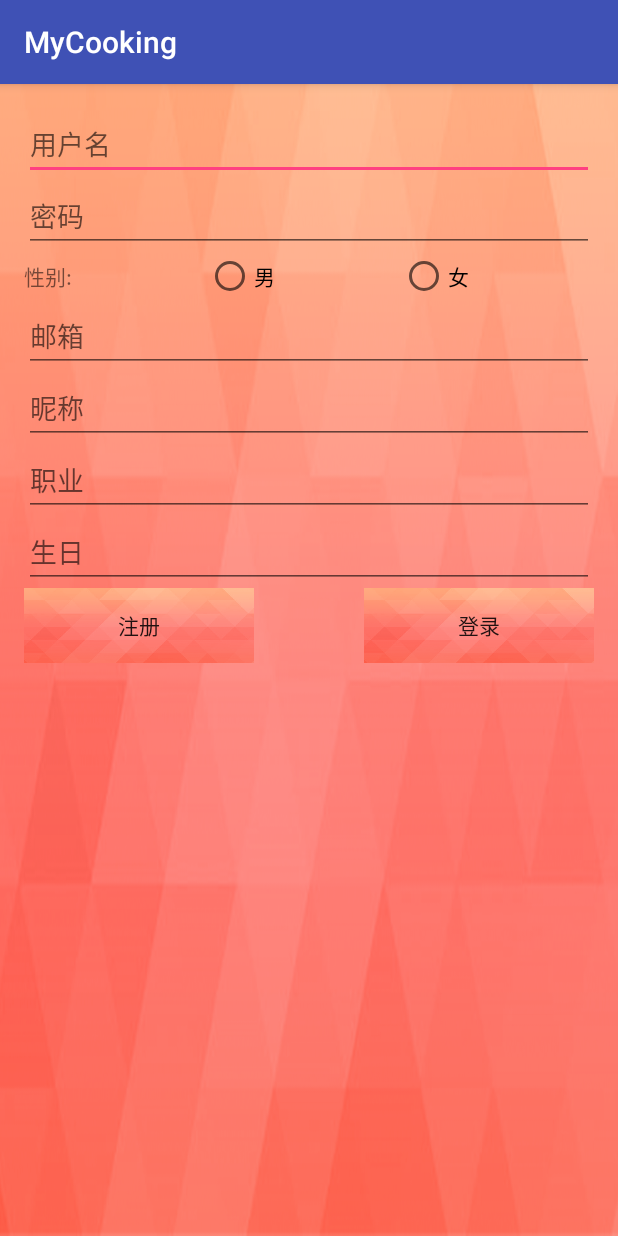
After one commit to RSK16/MyCooking, an Android app: the signNewUser screen opened directly, with no data from a screen before it, on a phone screen of 412 x 824 dp. The commit adds this screen. Run offline under Robolectric (Android 15) with nearby library versions, the phone set to English and light mode, and no system bars; libraries missing offline, so code that uses them is left out: cn.bmob.v3.

Commit message:
add  simple login and sign module

```diff
--- a/app/build.gradle
+++ b/app/build.gradle
@@ -22,7 +22,6 @@ android {
 dependencies {
     compile fileTree(dir: 'libs', include: ['*.jar'])
     testCompile 'junit:junit:4.12'
-    compile 'com.android.support:appcompat-v7:22.2.1'
     compile files('libs/BmobSDK_3.5.1_20160719.jar')
     compile files('libs/gson-2.6.2.jar')
     compile files('libs/okhttp-3.3.1.jar')
@@ -31,4 +30,6 @@ dependencies {
     compile files('libs/rxjava-1.1.6.jar')
     compile files('libs/xUtils-2.6.14.jar')
     compile project(':library')
+    compile 'com.android.support:appcompat-v7:22.2.1'
+    compile 'com.android.support:design:22.2.1'
 }
--- /dev/null
+++ b/app/src/main/java/com/example/mycooking/activity/signNewUser.java
@@ -0,0 +1,156 @@
+package com.example.mycooking.activity;
+
+import android.annotation.TargetApi;
+import android.app.AlertDialog;
+import android.os.Build;
+import android.support.v7.app.AppCompatActivity;
+import android.os.Bundle;
+import android.view.View;
+import android.widget.Button;
+import android.widget.EditText;
+import android.widget.RadioButton;
+import android.widget.Toast;
+
+import com.example.mycooking.R;
+import com.example.mycooking.bean.Userinfo;
+
+import cn.bmob.v3.exception.BmobException;
+import cn.bmob.v3.listener.SaveListener;
+
+public class signNewUser extends AppCompatActivity {
+
+    private EditText username;
+    private EditText password;
+    private EditText email;
+    private EditText nickname;
+    private EditText job;
+    private EditText brith;
+    private RadioButton isman;
+    private RadioButton iswoman;
+    private Button login;
+    private Button submit;
+
+    @Override
+    protected void onCreate(Bundle savedInstanceState) {
+        super.onCreate(savedInstanceState);
+        setContentView(R.layout.activity_sign_new_user);
+
+
+        getData();
+
+        setData();
+    }
+
+
+    /**
+     * 拿到各个要用到的控件，并设为成员变量供其他方法使用，好无聊
+     */
+    public void getData() {
+
+        username = (EditText) findViewById(R.id.et_sign_username);
+        password = (EditText) findViewById(R.id.et_sign_password);
+        email = (EditText) findViewById(R.id.et_sign_email);
+        nickname = (EditText) findViewById(R.id.et_sign_nickname);
+        job = (EditText) findViewById(R.id.et_sign_job);
+        brith = (EditText) findViewById(R.id.et_sign_brith);
+
+        isman = (RadioButton) findViewById(R.id.rb_sign_isman);
+        iswoman = (RadioButton) findViewById(R.id.rb_sign_iswoman);
+        submit = (Button) findViewById(R.id.btn_sign_submit);
+        login = (Button) findViewById(R.id.btn_sign_login);
+
+    }
+
+
+    /**
+     * 拿到注册页面的数据，并保存到bmob中
+     */
+    public void setData() {
+        final Userinfo newUser = new Userinfo();
+        newUser.setUsername(username.getText().toString().trim());
+        newUser.setPassword(password.getText().toString().trim());
+        newUser.setEmail(email.getText().toString().trim());
+        newUser.setNickName(nickname.getText().toString().trim());
+        newUser.setJob(job.getText().toString().trim());
+        newUser.setBrith(brith.getText().toString().trim());
+
+        if (isman.isChecked()) {
+            newUser.setSex(true);
+        }
+        if (iswoman.isChecked()) {
+            newUser.setSex(false);
+        }
+
+        submit.setOnClickListener(new View.OnClickListener() {
+            @Override
+            public void onClick(View v) {
+                if (newUser.getUsername() != null || newUser.getPassword() != null) {
+                    newUser.signUp(new SaveListener<Userinfo>() {
+                        @Override
+                        public void done(Userinfo userinfo, BmobException e) {
+                            Toast.makeText(signNewUser.this, "注册成功！！", Toast.LENGTH_SHORT).show();
+                        }
+                    });
+                } else {
+                    Toast.makeText(signNewUser.this, "至少把用户名跟密码填上", Toast.LENGTH_SHORT).show();
+                }
+
+            }
+        });
+
+
+        /**
+         * 如果点击登陆的话，就弹出一个对话框来输入用户名和密码
+         */
+        login.setOnClickListener(new View.OnClickListener() {
+                                     @TargetApi(Build.VERSION_CODES.LOLLIPOP)
+                                     @Override
+                                     public void onClick(View v) {
+                                         final AlertDialog.Builder builder = new AlertDialog.Builder(signNewUser.this);
+                                         View view = View.inflate(getApplicationContext(), R.layout.activity_login, null);
+                                         builder.setView(view);
+                                         Button submit = (Button) view.findViewById(R.id.btn_pswinput_submit);
+                                         Button cancel = (Button) view.findViewById(R.id.btn_pswinput_cancel);
+                                         final EditText username = (EditText) findViewById(R.id.et_login_username);
+                                         final EditText password = (EditText) findViewById(R.id.et_login_password);
+                                         final AlertDialog show = builder.show();
+
+                                         submit.setOnClickListener(new View.OnClickListener() {
+                                             @Override
+                                             public void onClick(View v) {
+                                                 String login_username = username.getText().toString().trim();
+                                                 String login_password = password.getText().toString().trim();
+
+                                                 Userinfo login_info = new Userinfo();
+                                                 login_info.setUsername(login_username);
+                                                 login_info.setPassword(login_password);
+
+                                                 login_info.login(new SaveListener<Userinfo>() {
+                                                     @Override
+                                                     public void done(Userinfo userinfo, BmobException e) {
+                                                         if (e == null) {
+                                                             show.dismiss();
+                                                             finish();
+                                                             //通过BmobUser user = BmobUser.getCurrentUser()获取登录成功后的本地用户信息
+                                                         } else {
+                                                             Toast.makeText(signNewUser.this, "用户名或密码错误", Toast.LENGTH_SHORT).show();
+                                                         }
+                                                     }
+                                                 });
+
+                                             }
+                                         });
+
+                                         cancel.setOnClickListener(new View.OnClickListener() {
+                                                                       @Override
+                                                                       public void onClick(View v) {
+                                                                           show.dismiss();
+                                                                       }
+                                                                   }
+                                         );
+                                     }
+                                 }
+        );
+
+    }
+}
--- /dev/null
+++ b/app/src/main/java/com/example/mycooking/bean/Userinfo.java
@@ -0,0 +1,118 @@
+package com.example.mycooking.bean;
+
+import android.graphics.drawable.Drawable;
+
+import java.util.Date;
+
+import cn.bmob.v3.BmobObject;
+import cn.bmob.v3.BmobUser;
+
+/**
+ * Created by Administrator on 2016/9/4.
+ */
+
+//注册信息
+public class Userinfo extends BmobUser{
+    private String username;
+    private String password;
+    private Drawable icon;
+    private String nickName;
+
+    //当为true代表男性，false代表性别为女
+    private boolean sex;
+    private String address;
+    private String job;
+    private String email;
+    private String brith;
+
+    public String getEmail() {
+        return email;
+    }
+
+    public void setEmail(String email) {
+        this.email = email;
+    }
+
+
+
+    public Userinfo() {
+    }
+
+    @Override
+    public String toString() {
+        return "Userinfo{" +
+                "username='" + username + '\'' +
+                ", password='" + password + '\'' +
+                ", icon=" + icon +
+                ", nickName='" + nickName + '\'' +
+                ", sex=" + sex +
+                ", brith=" + brith +
+                ", address='" + address + '\'' +
+                ", job='" + job + '\'' +
+                '}';
+    }
+
+    public String getUsername() {
+        return username;
+    }
+
+    public void setUsername(String username) {
+        this.username = username;
+    }
+
+    public String getPassword() {
+        return password;
+    }
+
+    public void setPassword(String password) {
+        this.password = password;
+    }
+
+    public Drawable getIcon() {
+        return icon;
+    }
+
+    public void setIcon(Drawable icon) {
+        this.icon = icon;
+    }
+
+    public String getNickName() {
+        return nickName;
+    }
+
+    public void setNickName(String nickName) {
+        this.nickName = nickName;
+    }
+
+    public boolean isSex() {
+        return sex;
+    }
+
+    public void setSex(boolean sex) {
+        this.sex = sex;
+    }
+
+    public String getBrith() {
+        return brith;
+    }
+
+    public void setBrith(String brith) {
+        this.brith = brith;
+    }
+
+    public String getAddress() {
+        return address;
+    }
+
+    public void setAddress(String address) {
+        this.address = address;
+    }
+
+    public String getJob() {
+        return job;
+    }
+
+    public void setJob(String job) {
+        this.job = job;
+    }
+}
--- /dev/null
+++ b/app/src/main/res/layout/activity_sign_new_user.xml
@@ -0,0 +1,107 @@
+<?xml version="1.0" encoding="utf-8"?>
+<LinearLayout xmlns:android="http://schemas.android.com/apk/res/android"
+    xmlns:tools="http://schemas.android.com/tools"
+    android:layout_width="match_parent"
+    android:layout_height="match_parent"
+    android:orientation="vertical"
+    android:paddingBottom="@dimen/activity_vertical_margin"
+    android:paddingLeft="@dimen/activity_horizontal_margin"
+    android:paddingRight="@dimen/activity_horizontal_margin"
+    android:paddingTop="@dimen/activity_vertical_margin"
+    tools:context="com.example.mycooking.activity.signNewUser"
+    android:background="@drawable/other_user_bg">
+
+    <EditText
+        android:id="@+id/et_sign_username"
+        android:layout_width="match_parent"
+        android:layout_height="wrap_content"
+        android:hint="用户名" />
+
+    <EditText
+        android:id="@+id/et_sign_password"
+        android:layout_width="match_parent"
+        android:layout_height="wrap_content"
+        android:hint="密码"
+        android:inputType="textPassword" />
+
+    <RadioGroup
+        android:layout_width="match_parent"
+        android:layout_height="wrap_content"
+        android:orientation="horizontal">
+
+        <TextView
+            android:layout_width="wrap_content"
+            android:layout_height="wrap_content"
+            android:layout_weight="1"
+            android:text="性别:  " />
+
+        <RadioButton
+            android:layout_width="wrap_content"
+            android:layout_height="wrap_content"
+            android:layout_weight="1"
+            android:text="男"
+            android:id="@+id/rb_sign_isman"/>
+
+        <RadioButton
+            android:layout_width="wrap_content"
+            android:layout_height="wrap_content"
+            android:layout_weight="1"
+            android:text="女"
+            android:id="@+id/rb_sign_iswoman"/>
+    </RadioGroup>
+
+    <EditText
+        android:id="@+id/et_sign_email"
+        android:layout_width="match_parent"
+        android:layout_height="wrap_content"
+        android:hint="邮箱" />
+
+    <EditText
+        android:id="@+id/et_sign_nickname"
+        android:layout_width="match_parent"
+        android:layout_height="wrap_content"
+        android:hint="昵称" />
+
+    <EditText
+        android:id="@+id/et_sign_job"
+        android:layout_width="match_parent"
+        android:layout_height="wrap_content"
+        android:hint="职业" />
+
+    <EditText
+        android:id="@+id/et_sign_brith"
+        android:layout_width="match_parent"
+        android:layout_height="wrap_content"
+        android:hint="生日" />
+
+    <LinearLayout
+        android:layout_width="match_parent"
+        android:layout_height="wrap_content">
+        <Button
+            android:layout_weight="1"
+            android:id="@+id/btn_sign_submit"
+            android:layout_width="80dp"
+            android:layout_height="50dp"
+            android:text="注册"
+            android:background="@drawable/other_user_bg"/>
+
+        <TextView
+            android:layout_width="wrap_content"
+            android:layout_height="wrap_content"
+            android:layout_weight="1"/>
+
+        <Button
+            android:layout_weight="1"
+            android:id="@+id/btn_sign_login"
+            android:layout_width="80dp"
+            android:layout_height="50dp"
+            android:text="登录"
+            android:background="@drawable/other_user_bg"/>
+
+
+    </LinearLayout>
+
+
+
+
+</LinearLayout>
```
Also changed, not shown: app/src/main/AndroidManifest.xml (+11 -1 lines), app/src/main/java/com/example/mycooking/page/WodePage.java (+16 -2 lines), app/src/main/res/layout/activity_login.xml (added, +53 -0 lines), app/src/main/res/values/strings.xml (+14 -0 lines), app/src/main/res/drawable/other_user_bg.png (added), 62 other files.
